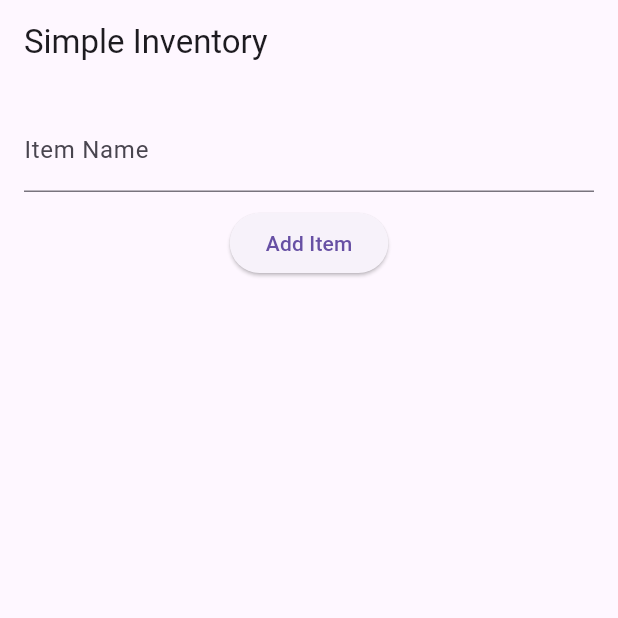
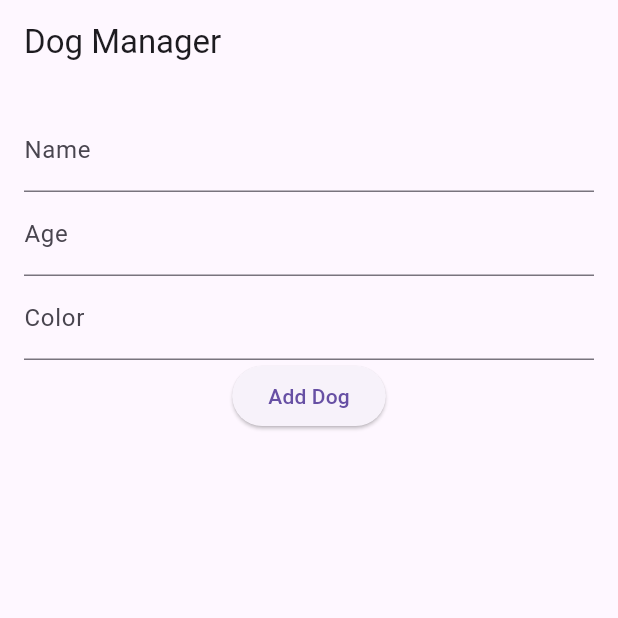
Before and after one commit to truongdothienhoang/flutter-build-demo, a Flutter app: the screen it shows after launch, on a phone screen of 412 x 824 dp, the top half of it. Run offline on Flutter 3.47's test engine with Material 3 defaults, Android fonts, the phone set to English and light mode, and no system bars.

Commit message:
Update main.dart via API

```diff
--- a/lib/main.dart
+++ b/lib/main.dart
@@ -1,69 +1,102 @@
 import 'package:flutter/material.dart';
 
 void main() {
-  runApp(const MyApp());
+  runApp(const DogApp());
 }
 
-class MyApp extends StatelessWidget {
-  const MyApp({super.key});
+class Dog {
+  String name;
+  int age;
+  String color;
+
+  Dog({required this.name, required this.age, required this.color});
+}
+
+class DogApp extends StatelessWidget {
+  const DogApp({super.key});
 
   @override
   Widget build(BuildContext context) {
     return MaterialApp(
-      home: Scaffold(
-        appBar: AppBar(title: const Text('Simple Inventory')),
-        body: const InventoryPage(),
-      ),
+      home: DogHomePage(),
     );
   }
 }
 
-class InventoryPage extends StatefulWidget {
-  const InventoryPage({super.key});
-
+class DogHomePage extends StatefulWidget {
   @override
-  State<InventoryPage> createState() => _InventoryPageState();
+  _DogHomePageState createState() => _DogHomePageState();
 }
 
-class _InventoryPageState extends State<InventoryPage> {
-  final List<String> items = [];
-  final TextEditingController controller = TextEditingController();
+class _DogHomePageState extends State<DogHomePage> {
+  final List<Dog> dogs = [];
+  final nameController = TextEditingController();
+  final ageController = TextEditingController();
+  final colorController = TextEditingController();
 
-  void addItem() {
-    final text = controller.text;
-    if (text.isNotEmpty) {
+  void _addDog() {
     setState(() {
-        items.add(text);
-        controller.clear();
+      dogs.add(Dog(
+        name: nameController.text,
+        age: int.tryParse(ageController.text) ?? 0,
+        color: colorController.text,
+      ));
+      nameController.clear();
+      ageController.clear();
+      colorController.clear();
     });
   }
+
+  void _deleteDog(int index) {
+    setState(() {
+      dogs.removeAt(index);
+    });
   }
 
   @override
   Widget build(BuildContext context) {
-    return Padding(
+    return Scaffold(
+      appBar: AppBar(title: const Text('Dog Manager')),
+      body: Padding(
         padding: const EdgeInsets.all(16.0),
         child: Column(
           children: [
             TextField(
-            controller: controller,
-            decoration: const InputDecoration(labelText: 'Item Name'),
+              controller: nameController,
+              decoration: const InputDecoration(labelText: 'Name'),
             ),
-          const SizedBox(height: 10),
-          ElevatedButton(onPressed: addItem, child: const Text('Add Item')),
+            TextField(
+              controller: ageController,
+              keyboardType: TextInputType.number,
+              decoration: const InputDecoration(labelText: 'Age'),
+            ),
+            TextField(
+              controller: colorController,
+              decoration: const InputDecoration(labelText: 'Color'),
+            ),
+            ElevatedButton(
+              onPressed: _addDog,
+              child: const Text('Add Dog'),
+            ),
             const SizedBox(height: 20),
             Expanded(
               child: ListView.builder(
-              itemCount: items.length,
+                itemCount: dogs.length,
                 itemBuilder: (context, index) {
+                  final dog = dogs[index];
                   return ListTile(
-                  title: Text(items[index]),
+                    title: Text('${dog.name}, ${dog.age} years old, ${dog.color}'),
+                    trailing: IconButton(
+                      icon: const Icon(Icons.delete),
+                      onPressed: () => _deleteDog(index),
+                    ),
                   );
                 },
               ),
             ),
           ],
         ),
+      ),
     );
   }
 }
```
Lines whose indentation alone changed are shown as unchanged.
